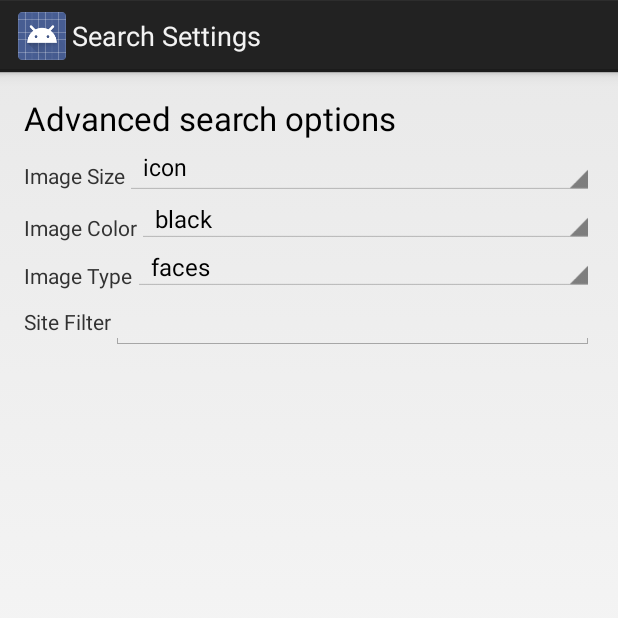
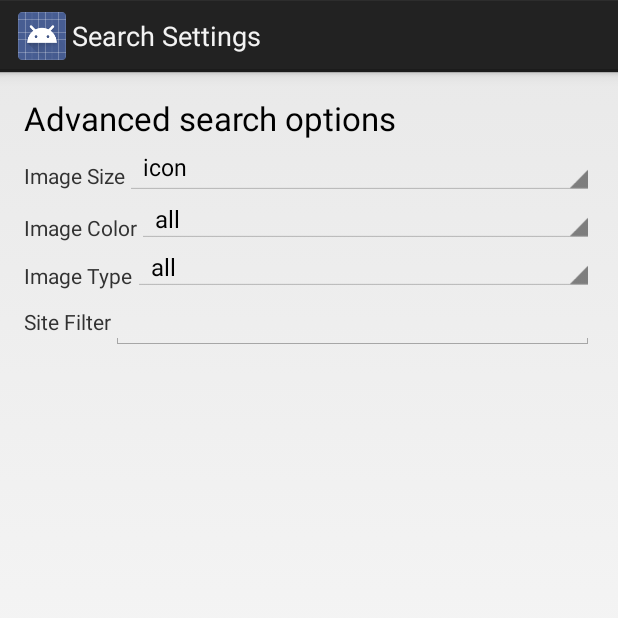
Before and after one commit to robertkarl/freezing-spice, an Android app: the screen it shows after launch (SearchSettingsActivity), after a tap on "Settings", on a phone screen of 412 x 824 dp, the top half of it. Run offline under Robolectric (Android 15) with nearby library versions, the phone set to English and light mode, and no system bars; libraries missing offline, so code that uses them is left out: org.lucasr.smoothie; 1 statement that could not run was skipped.

Commit message:
allow unfiltering

```diff
--- a/app/src/main/java/net/robertkarl/gridimagesearch/app/SearchActivity.java
+++ b/app/src/main/java/net/robertkarl/gridimagesearch/app/SearchActivity.java
@@ -93,9 +93,9 @@ public class SearchActivity extends Activity {
         AsyncHttpClient client = new AsyncHttpClient();
         String URLBase = "http://ajax.googleapis.com/ajax/services/search/images";
         String URL = URLBase + String.format("?imgtype=%s&imgcolor=%s&imgsz=%s&rsz=8&start=%d&v=1.0&q=%s",
-                mSearchSettings.imageType,
-                mSearchSettings.imageColor,
-                mSearchSettings.imageSize,
+                mSearchSettings.imageType.equals("all") ? "" : mSearchSettings.imageType,
+                mSearchSettings.imageColor.equals("all") ? "" : mSearchSettings.imageColor,
+                mSearchSettings.imageSize.equals("all") ? "" : mSearchSettings.imageSize,
                 0,
                 query);
         client.get(URL,
--- a/app/src/main/res/values/preference_values.xml
+++ b/app/src/main/res/values/preference_values.xml
@@ -1,11 +1,13 @@
 <?xml version="1.0" encoding="utf-8"?>
 <resources>
     <string-array name="image_sizes">
+        <item>all</item>
         <item>icon</item>
         <item>medium</item>
         <item>xxlarge</item>
     </string-array>
     <string-array name="image_colors">
+        <item>all</item>
         <item>black</item>
         <item>blue</item>
         <item>brown</item>
@@ -20,6 +22,7 @@
         <item>yellow</item>
     </string-array>
     <string-array name="image_types">
+        <item>all</item>
         <item>faces</item>
         <item>photo</item>
         <item>clipart</item>
```
